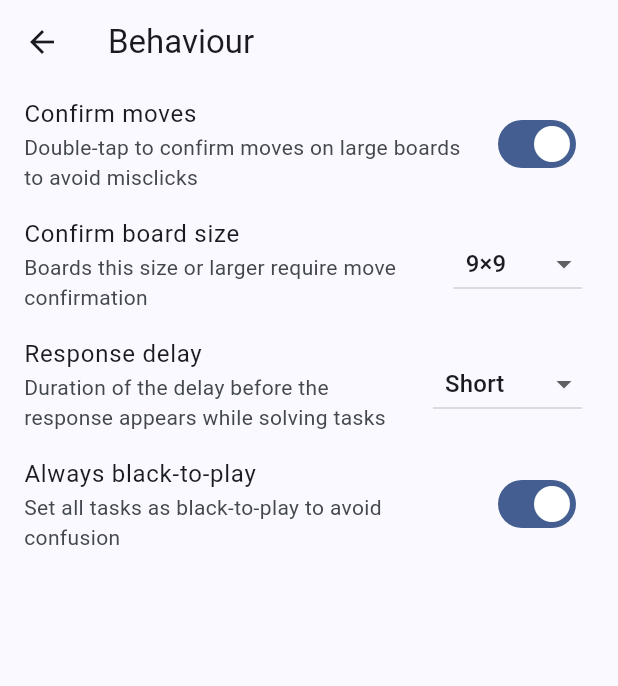
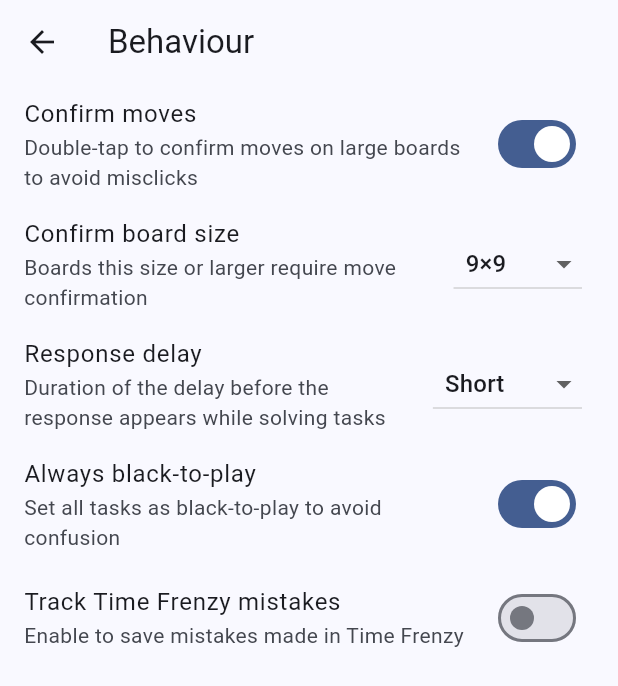
Before and after one commit to ale64bit/WeiqiHub, a Flutter app: the BehaviourSettingsPage screen opened by its route, on a phone screen of 412 x 824 dp. Shown: the top 686 px of the screen. Run offline on Flutter 3.47's test engine with Material 3 defaults, Android fonts, the phone set to English and light mode, and no system bars; our stand-ins replace device_info_plus, fast_immutable_collections, file_picker, flutter_slidable, package_info_plus, petitparser and 3 more; missing offline and left inert: animated_tree_view, extension_type_unions, flutter_soloud, sqlite3; accounts and stored records are empty; statements that could not run were skipped.

Commit message:
feat: track Time Frenzy mistakes

```diff
--- a/lib/l10n/app_en.arb
+++ b/lib/l10n/app_en.arb
@@ -474,6 +474,8 @@
   "theme": "Theme",
   "thick": "Thick",
   "timeFrenzy": "Time frenzy",
+  "timeFrenzyMistakes": "Track Time Frenzy mistakes",
+  "timeFrenzyMistakesDesc": "Enable to save mistakes made in Time Frenzy",
   "timePerTask": "Time per task",
   "today": "Today",
   "tooltipAnalyzeWithAISensei": "Analyze with AI Sensei",
--- a/lib/l10n/app_es.arb
+++ b/lib/l10n/app_es.arb
@@ -474,6 +474,8 @@
   "theme": "Tema",
   "thick": "Gruesa",
   "timeFrenzy": "Contrarreloj",
+  "timeFrenzyMistakes": "Rastrear errores en Contrarreloj",
+  "timeFrenzyMistakesDesc": "Habilitar para guardar errores cometidos en Contrarreloj",
   "timePerTask": "Tiempo por problema",
   "today": "Hoy",
   "tooltipAnalyzeWithAISensei": "Analizar con AI Sensei",
--- a/lib/l10n/app_localizations.dart
+++ b/lib/l10n/app_localizations.dart
@@ -2546,6 +2546,18 @@ abstract class AppLocalizations {
   /// **'Time frenzy'**
   String get timeFrenzy;
 
+  /// No description provided for @timeFrenzyMistakes.
+  ///
+  /// In en, this message translates to:
+  /// **'Track Time Frenzy mistakes'**
+  String get timeFrenzyMistakes;
+
+  /// No description provided for @timeFrenzyMistakesDesc.
+  ///
+  /// In en, this message translates to:
+  /// **'Enable to save mistakes made in Time Frenzy'**
+  String get timeFrenzyMistakesDesc;
+
   /// No description provided for @timePerTask.
   ///
   /// In en, this message translates to:
--- a/lib/l10n/app_localizations_en.dart
+++ b/lib/l10n/app_localizations_en.dart
@@ -1307,6 +1307,13 @@ class AppLocalizationsEn extends AppLocalizations {
   String get timeFrenzy => 'Time frenzy';
 
   @override
+  String get timeFrenzyMistakes => 'Track Time Frenzy mistakes';
+
+  @override
+  String get timeFrenzyMistakesDesc =>
+      'Enable to save mistakes made in Time Frenzy';
+
+  @override
   String get timePerTask => 'Time per task';
 
   @override
--- a/lib/l10n/app_localizations_zh.dart
+++ b/lib/l10n/app_localizations_zh.dart
@@ -1274,6 +1274,12 @@ class AppLocalizationsZh extends AppLocalizations {
   String get timeFrenzy => '限时挑战';
 
   @override
+  String get timeFrenzyMistakes => '记录限时挑战错误';
+
+  @override
+  String get timeFrenzyMistakesDesc => '启用以保存限时挑战中的错误';
+
+  @override
   String get timePerTask => '单题用时';
 
   @override
--- a/lib/l10n/app_ro.arb
+++ b/lib/l10n/app_ro.arb
@@ -474,6 +474,8 @@
   "theme": "Temă",
   "thick": "Gros",
   "timeFrenzy": "Go contra cronometru",
+  "timeFrenzyMistakes": "Urmărește greșelile din Go contra cronometru",
+  "timeFrenzyMistakesDesc": "Activează pentru a salva greșelile făcute în Go contra cronometru",
   "timePerTask": "Timp per sarcină",
   "today": "Astăzi",
   "tooltipAnalyzeWithAISensei": "Analizează cu AI Sensei",
--- a/lib/l10n/app_ru.arb
+++ b/lib/l10n/app_ru.arb
@@ -474,6 +474,8 @@
   "theme": "Тема",
   "thick": "Толстая",
   "timeFrenzy": "Временной раж",
+  "timeFrenzyMistakes": "Отслеживать ошибки во Временном раже",
+  "timeFrenzyMistakesDesc": "Включить для сохранения ошибок, сделанных во Временном раже",
   "timePerTask": "Время на задачу",
   "today": "Сегодня",
   "tooltipAnalyzeWithAISensei": "Анализировать с AI Sensei",
--- a/lib/l10n/app_zh.arb
+++ b/lib/l10n/app_zh.arb
@@ -474,6 +474,8 @@
   "theme": "主题",
   "thick": "粗线",
   "timeFrenzy": "限时挑战",
+  "timeFrenzyMistakes": "记录限时挑战错误",
+  "timeFrenzyMistakesDesc": "启用以保存限时挑战中的错误",
   "timePerTask": "单题用时",
   "today": "今日",
   "tooltipAnalyzeWithAISensei": "使用 AI Sensei 分析",
--- a/lib/settings/behavior_settings_page.dart
+++ b/lib/settings/behavior_settings_page.dart
@@ -87,6 +87,17 @@ class _BehaviourSettingsPageState extends State<BehaviourSettingsPage> {
               },
             ),
           ),
+          ListTile(
+            title: Text(loc.timeFrenzyMistakes),
+            subtitle: Text(loc.timeFrenzyMistakesDesc),
+            trailing: Switch(
+              value: context.settings.trackTimeFrenzyMistakes,
+              onChanged: (value) {
+                context.settings.trackTimeFrenzyMistakes = value;
+                setState(() {});
+              },
+            ),
+          ),
         ],
       ),
     );
--- a/lib/settings/settings.dart
+++ b/lib/settings/settings.dart
@@ -84,6 +84,12 @@ class Settings {
   set alwaysBlackToPlay(bool val) =>
       prefs.setBool('$_behaviourKeyPrefix.always_black_to_play', val);
 
+  bool get trackTimeFrenzyMistakes =>
+      prefs.getBool('$_behaviourKeyPrefix.track_time_frenzy_mistakes') ?? false;
+
+  set trackTimeFrenzyMistakes(bool val) =>
+      prefs.setBool('$_behaviourKeyPrefix.track_time_frenzy_mistakes', val);
+
   // Sound
   double get soundStone => prefs.getDouble(_soundStoneKey) ?? 1.0;
   set soundStone(double val) => prefs.setDouble(_soundStoneKey, val).then((_) {
```
Also changed, not shown: lib/l10n/app_localizations_es.dart (+7 -0 lines), lib/l10n/app_localizations_ro.dart (+8 -0 lines), lib/l10n/app_localizations_ru.dart (+7 -0 lines), lib/train/time_frenzy_page.dart (+8 -1 lines).
